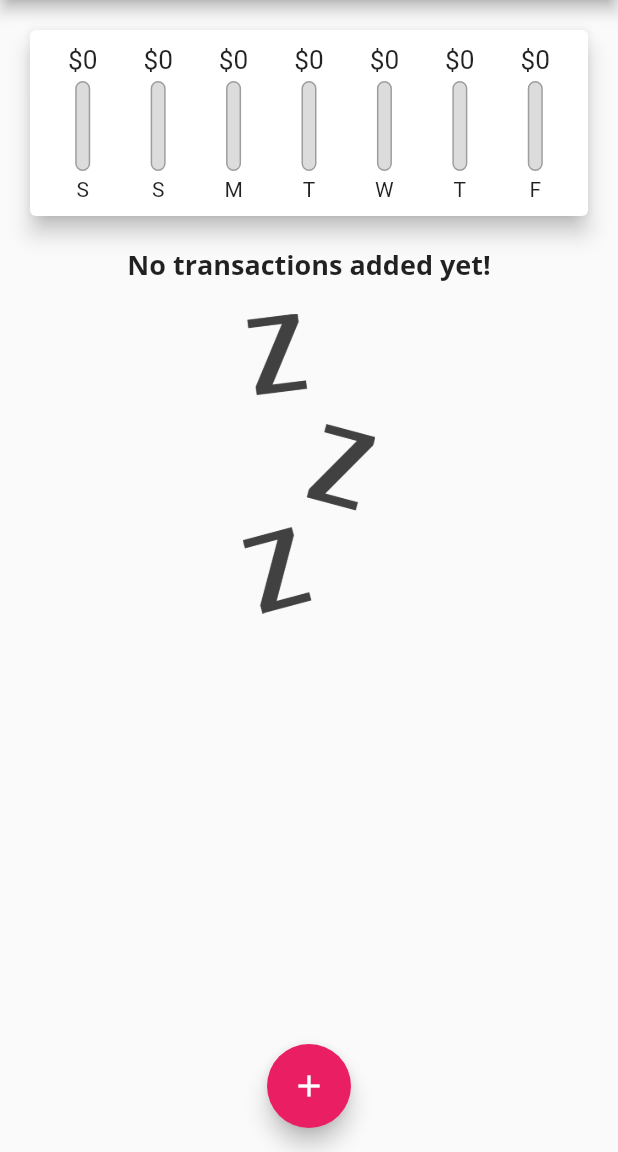
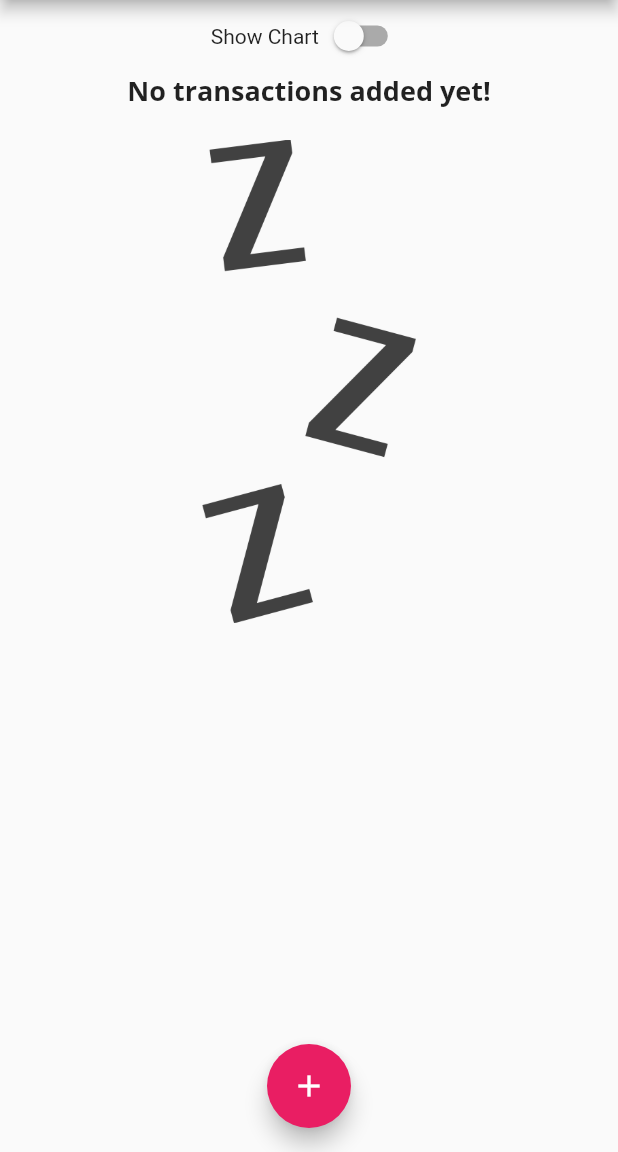
Before and after one commit to lakshayraturi/personal-expenses-flutter, a Flutter app: the screen it shows after launch, on a phone screen of 412 x 824 dp, the part 84-1236 px from its top. Run offline on Flutter 3.47's test engine with Material 2 defaults, Android fonts, the phone set to English and light mode, and no system bars.

Commit message:
Updated Chart Bar

```diff
--- a/lib/main.dart
+++ b/lib/main.dart
@@ -1,10 +1,16 @@
 import 'package:flutter/material.dart';
+import 'package:flutter/services.dart';
 import './widgets/new_transaction.dart';
 import './widgets/transaction_list.dart';
 import './widgets/chart.dart';
 import './models/transaction.dart';
 
 void main() {
+  // WidgetsFlutterBinding.ensureInitialized();
+  // SystemChrome.setPreferredOrientations([
+  //   DeviceOrientation.portraitUp,
+  //   DeviceOrientation.portraitDown,
+  // ]);
   runApp(const MyApp());
 }
 
@@ -67,6 +73,8 @@ class _MyHomePageState extends State<MyHomePage> {
     // )
   ];
 
+  bool _showChart = false;
+
   List<Transaction> get _recentTransactions {
     return _userTransactions.where((tx) {
       return tx.date.isAfter(
@@ -114,8 +122,7 @@ class _MyHomePageState extends State<MyHomePage> {
 
   @override
   Widget build(BuildContext context) {
-    return Scaffold(
-      appBar: AppBar(
+    final appBar = AppBar(
       title: const Text(
         'Personal Expenses',
       ),
@@ -125,14 +132,44 @@ class _MyHomePageState extends State<MyHomePage> {
           icon: const Icon(Icons.add),
         ),
       ],
-      ),
+    );
+    return Scaffold(
+      appBar: appBar,
       body: SingleChildScrollView(
         child: Column(
           //mainAxisAlignment: MainAxisAlignment.start,
           crossAxisAlignment: CrossAxisAlignment.stretch,
           children: <Widget>[
-            Chart(_recentTransactions),
+            Row(
+              mainAxisAlignment: MainAxisAlignment.center,
+              children: [
+                const Text('Show Chart'),
+                Switch(
+                  value: _showChart,
+                  onChanged: (val) {
+                    setState(() {
+                      _showChart = val;
+                    });
+                  },
+                ),
+              ],
+            ),
+            _showChart
+                ? Container(
+                    height: (MediaQuery.of(context).size.height -
+                            appBar.preferredSize.height -
+                            MediaQuery.of(context).padding.top) *
+                        0.7,
+                    child: Chart(_recentTransactions),
+                  )
+                : Container(
+                    height: (MediaQuery.of(context).size.height -
+                            appBar.preferredSize.height -
+                            MediaQuery.of(context).padding.top) *
+                        0.7,
+                    child:
                         TransactionList(_userTransactions, _deleteTransaction),
+                  ),
           ],
         ),
       ),
--- a/lib/widgets/chart_bar.dart
+++ b/lib/widgets/chart_bar.dart
@@ -9,19 +9,21 @@ class ChartBar extends StatelessWidget {
 
   @override
   Widget build(BuildContext context) {
+    return LayoutBuilder(
+      builder: (ctx, constraints) {
         return Column(
           children: [
             Container(
-          height: 20,
+              height: constraints.maxHeight * 0.15,
               child: FittedBox(
                 child: Text('\$${spendingAmount.toStringAsFixed(0)}'),
               ),
             ),
-        const SizedBox(
-          height: 4,
+            SizedBox(
+              height: constraints.maxHeight * 0.05,
             ),
             Container(
-          height: 60,
+              height: constraints.maxHeight * 0.6,
               width: 10,
               child: Stack(
                 children: [
@@ -44,11 +46,18 @@ class ChartBar extends StatelessWidget {
                 ],
               ),
             ),
-        const SizedBox(
-          height: 4,
+            SizedBox(
+              height: constraints.maxHeight * 0.05,
             ),
-        Text(label),
+            Container(
+              height: constraints.maxHeight * 0.15,
+              child: FittedBox(
+                child: Text(label),
+              ),
+            ),
           ],
+        );
+      },
     );
   }
 }
--- a/lib/widgets/transaction_list.dart
+++ b/lib/widgets/transaction_list.dart
@@ -10,10 +10,9 @@ class TransactionList extends StatelessWidget {
 
   @override
   Widget build(BuildContext context) {
-    return Container(
-      height: 450,
-      child: transactions.isEmpty
-          ? Column(
+    return transactions.isEmpty
+        ? LayoutBuilder(builder: (context, constraints) {
+          return Column(
             children: [
               Text(
                 'No transactions added yet!',
@@ -23,13 +22,14 @@ class TransactionList extends StatelessWidget {
                 height: 20,
               ),
               Container(
-                    height: 200,
+                  height: constraints.maxHeight * 0.6,
                   child: Image.asset(
                     'assets/images/waiting.png',
                     fit: BoxFit.cover,
                   )),
             ],
-            )
+          );
+        })
         : ListView.builder(
             itemBuilder: (ctx, index) {
               return Card(
@@ -64,7 +64,6 @@ class TransactionList extends StatelessWidget {
               );
             },
             itemCount: transactions.length,
-            ),
           );
   }
 }
```
Also changed, not shown: lib/widgets/chart.dart (indentation only), 3 other files. Lines whose indentation alone changed are shown as unchanged.
